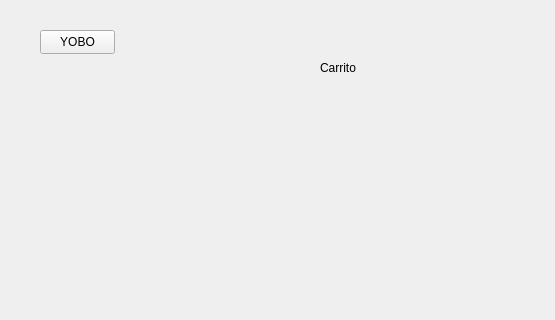
Qt form mainwindow.ui (Edgar-Leyva05/Pruebas-para-el-proyecto-de-PA) before a commit; both pictures show x 0 to 555 and y 0 to 320 of the 800 by 600 pixel window.
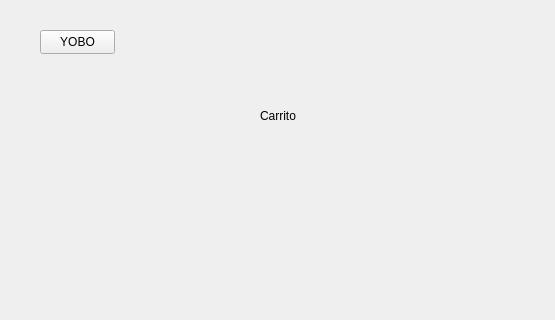
The same form after that commit. The open tabs and pages were chosen to show the change.

Commit message: ahora es .pro

```diff
--- a/mainwindow.ui
+++ b/mainwindow.ui
@@ -165,10 +165,10 @@
      <widget class="QLabel" name="labelCARRITO">
       <property name="geometry">
        <rect>
-        <x>290</x>
-        <y>40</y>
-        <width>49</width>
-        <height>16</height>
+        <x>230</x>
+        <y>50</y>
+        <width>111</width>
+        <height>91</height>
        </rect>
       </property>
       <property name="text">
```
Left out of the diff: 2 changed lines with no effect on the pictures.
